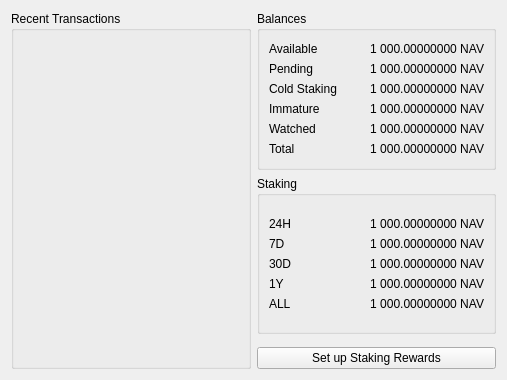
Before: the Qt Designer form src/qt/forms/overviewpage.ui in navcoin/navcoin-core, drawn with Qt 5.
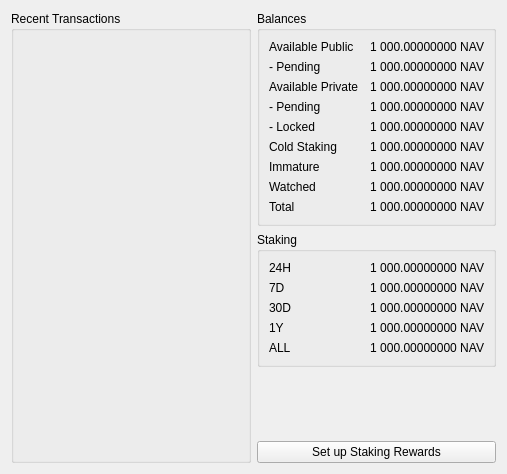
After: the same form once the commit is applied. Custom widgets are drawn as their Qt base class.

```diff
--- a/src/qt/forms/overviewpage.ui
+++ b/src/qt/forms/overviewpage.ui
@@ -7,7 +7,7 @@
     <x>0</x>
     <y>0</y>
     <width>507</width>
-    <height>380</height>
+    <height>474</height>
    </rect>
   </property>
   <property name="windowTitle">
@@ -44,15 +44,15 @@
          <enum>QLayout::SetNoConstraint</enum>
         </property>
         <property name="labelAlignment">
-         <set>Qt::AlignLeft|Qt::AlignVCenter</set>
+         <set>Qt::AlignLeading|Qt::AlignLeft|Qt::AlignVCenter</set>
         </property>
         <property name="formAlignment">
-         <set>Qt::AlignRight|Qt::AlignVCenter</set>
+         <set>Qt::AlignRight|Qt::AlignTrailing|Qt::AlignVCenter</set>
         </property>
         <item row="0" column="0">
          <widget class="QLabel" name="labelAvailableText">
           <property name="text">
-           <string>Available</string>
+           <string>Available Public</string>
           </property>
          </widget>
         </item>
@@ -62,14 +62,14 @@
            <string>1 000.00000000 NAV</string>
           </property>
           <property name="alignment">
-           <set>Qt::AlignRight|Qt::AlignVCenter</set>
+           <set>Qt::AlignRight|Qt::AlignTrailing|Qt::AlignVCenter</set>
           </property>
          </widget>
         </item>
         <item row="1" column="0">
          <widget class="QLabel" name="labelPendingText">
           <property name="text">
-           <string>Pending</string>
+           <string>- Pending</string>
           </property>
          </widget>
         </item>
@@ -79,75 +79,126 @@
            <string>1 000.00000000 NAV</string>
           </property>
           <property name="alignment">
-           <set>Qt::AlignRight|Qt::AlignVCenter</set>
+           <set>Qt::AlignRight|Qt::AlignTrailing|Qt::AlignVCenter</set>
+          </property>
+         </widget>
+        </item>
+        <item row="2" column="0">
+         <widget class="QLabel" name="labelAvailableText_2">
+          <property name="text">
+           <string>Available Private</string>
+          </property>
+         </widget>
+        </item>
+        <item row="2" column="1">
+         <widget class="QLabel" name="labelPrivateBalance">
+          <property name="text">
+           <string>1 000.00000000 NAV</string>
+          </property>
+          <property name="alignment">
+           <set>Qt::AlignRight|Qt::AlignTrailing|Qt::AlignVCenter</set>
           </property>
          </widget>
         </item>
         <item row="3" column="0">
+         <widget class="QLabel" name="labelAvailableText_3">
+          <property name="text">
+           <string>- Pending</string>
+          </property>
+         </widget>
+        </item>
+        <item row="3" column="1">
+         <widget class="QLabel" name="labelPrivateBalancePending">
+          <property name="text">
+           <string>1 000.00000000 NAV</string>
+          </property>
+          <property name="alignment">
+           <set>Qt::AlignRight|Qt::AlignTrailing|Qt::AlignVCenter</set>
+          </property>
+         </widget>
+        </item>
+        <item row="4" column="0">
+         <widget class="QLabel" name="labelAvailableText_4">
+          <property name="text">
+           <string>- Locked</string>
+          </property>
+         </widget>
+        </item>
+        <item row="4" column="1">
+         <widget class="QLabel" name="labelPrivateBalanceLocked">
+          <property name="text">
+           <string>1 000.00000000 NAV</string>
+          </property>
+          <property name="alignment">
+           <set>Qt::AlignRight|Qt::AlignTrailing|Qt::AlignVCenter</set>
+          </property>
+         </widget>
+        </item>
+        <item row="5" column="0">
          <widget class="QLabel" name="labelColdStakingText">
           <property name="text">
            <string>Cold Staking</string>
           </property>
          </widget>
         </item>
-        <item row="3" column="1">
+        <item row="5" column="1">
          <widget class="QLabel" name="labelColdStaking">
           <property name="text">
            <string>1 000.00000000 NAV</string>
           </property>
           <property name="alignment">
-           <set>Qt::AlignRight|Qt::AlignVCenter</set>
+           <set>Qt::AlignRight|Qt::AlignTrailing|Qt::AlignVCenter</set>
           </property>
          </widget>
         </item>
-        <item row="4" column="0">
+        <item row="6" column="0">
          <widget class="QLabel" name="labelImmatureText">
           <property name="text">
            <string>Immature</string>
           </property>
          </widget>
         </item>
-        <item row="4" column="1">
+        <item row="6" column="1">
          <widget class="QLabel" name="labelImmature">
           <property name="text">
            <string>1 000.00000000 NAV</string>
           </property>
           <property name="alignment">
-           <set>Qt::AlignRight|Qt::AlignVCenter</set>
+           <set>Qt::AlignRight|Qt::AlignTrailing|Qt::AlignVCenter</set>
           </property>
          </widget>
         </item>
-        <item row="5" column="0">
+        <item row="7" column="0">
          <widget class="QLabel" name="labelWatchedBalanceText">
           <property name="text">
            <string>Watched</string>
           </property>
          </widget>
         </item>
-        <item row="5" column="1">
+        <item row="7" column="1">
          <widget class="QLabel" name="labelWatchedBalance">
           <property name="text">
            <string>1 000.00000000 NAV</string>
           </property>
           <property name="alignment">
-           <set>Qt::AlignRight|Qt::AlignVCenter</set>
+           <set>Qt::AlignRight|Qt::AlignTrailing|Qt::AlignVCenter</set>
           </property>
          </widget>
         </item>
-        <item row="6" column="0">
+        <item row="8" column="0">
          <widget class="QLabel" name="labelTotalText">
           <property name="text">
            <string>Total</string>
           </property>
          </widget>
         </item>
-        <item row="6" column="1">
+        <item row="8" column="1">
          <widget class="QLabel" name="labelTotal">
           <property name="text">
            <string>1 000.00000000 NAV</string>
           </property>
           <property name="alignment">
-           <set>Qt::AlignRight|Qt::AlignVCenter</set>
+           <set>Qt::AlignRight|Qt::AlignTrailing|Qt::AlignVCenter</set>
           </property>
          </widget>
         </item>
@@ -161,10 +212,10 @@
        </property>
        <layout class="QFormLayout" name="formLayout_2">
         <property name="labelAlignment">
-         <set>Qt::AlignLeft|Qt::AlignVCenter</set>
+         <set>Qt::AlignLeading|Qt::AlignLeft|Qt::AlignVCenter</set>
         </property>
         <property name="formAlignment">
-         <set>Qt::AlignRight|Qt::AlignVCenter</set>
+         <set>Qt::AlignRight|Qt::AlignTrailing|Qt::AlignVCenter</set>
         </property>
         <item row="2" column="0">
          <widget class="QLabel" name="label7dStakingStatsText">
@@ -179,7 +230,7 @@
            <string>1 000.00000000 NAV</string>
           </property>
           <property name="alignment">
-           <set>Qt::AlignRight|Qt::AlignVCenter</set>
+           <set>Qt::AlignRight|Qt::AlignTrailing|Qt::AlignVCenter</set>
           </property>
          </widget>
         </item>
@@ -196,7 +247,7 @@
            <string>1 000.00000000 NAV</string>
           </property>
           <property name="alignment">
-           <set>Qt::AlignRight|Qt::AlignVCenter</set>
+           <set>Qt::AlignRight|Qt::AlignTrailing|Qt::AlignVCenter</set>
           </property>
          </widget>
         </item>
@@ -213,7 +264,7 @@
            <string>1 000.00000000 NAV</string>
           </property>
           <property name="alignment">
-           <set>Qt::AlignRight|Qt::AlignVCenter</set>
+           <set>Qt::AlignRight|Qt::AlignTrailing|Qt::AlignVCenter</set>
           </property>
          </widget>
         </item>
@@ -230,7 +281,7 @@
            <string>1 000.00000000 NAV</string>
           </property>
           <property name="alignment">
-           <set>Qt::AlignRight|Qt::AlignVCenter</set>
+           <set>Qt::AlignRight|Qt::AlignTrailing|Qt::AlignVCenter</set>
           </property>
          </widget>
         </item>
@@ -247,7 +298,7 @@
            <string>1 000.00000000 NAV</string>
           </property>
           <property name="alignment">
-           <set>Qt::AlignRight|Qt::AlignVCenter</set>
+           <set>Qt::AlignRight|Qt::AlignTrailing|Qt::AlignVCenter</set>
           </property>
          </widget>
         </item>
@@ -259,6 +310,12 @@
        <property name="orientation">
         <enum>Qt::Vertical</enum>
        </property>
+       <property name="sizeHint" stdset="0">
+        <size>
+         <width>0</width>
+         <height>0</height>
+        </size>
+       </property>
       </spacer>
      </item>
      <item>
```
